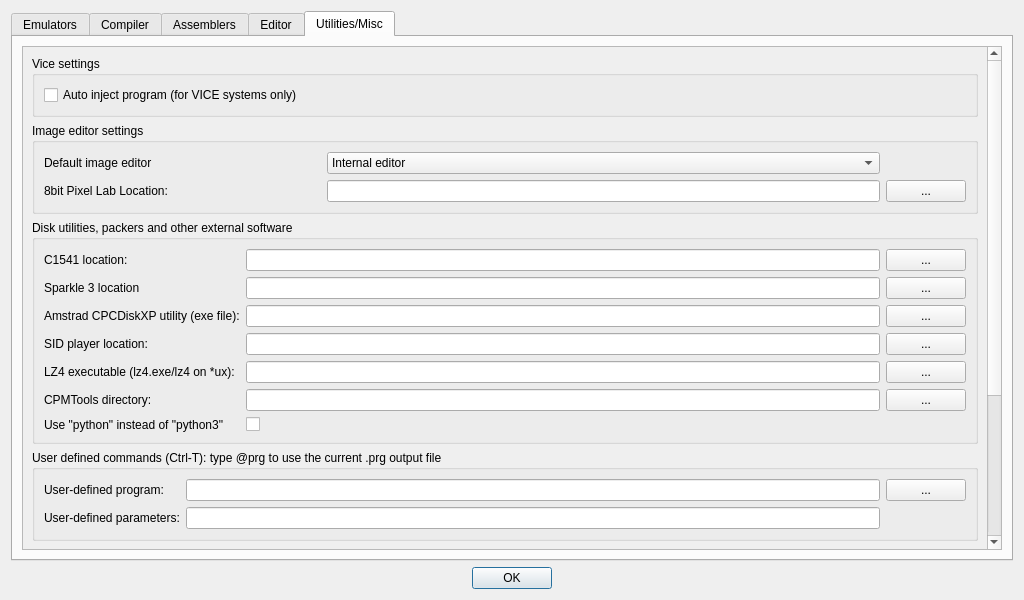
Qt form source/dialogtrsesettings.ui (leuat/TRSE) before a commit.
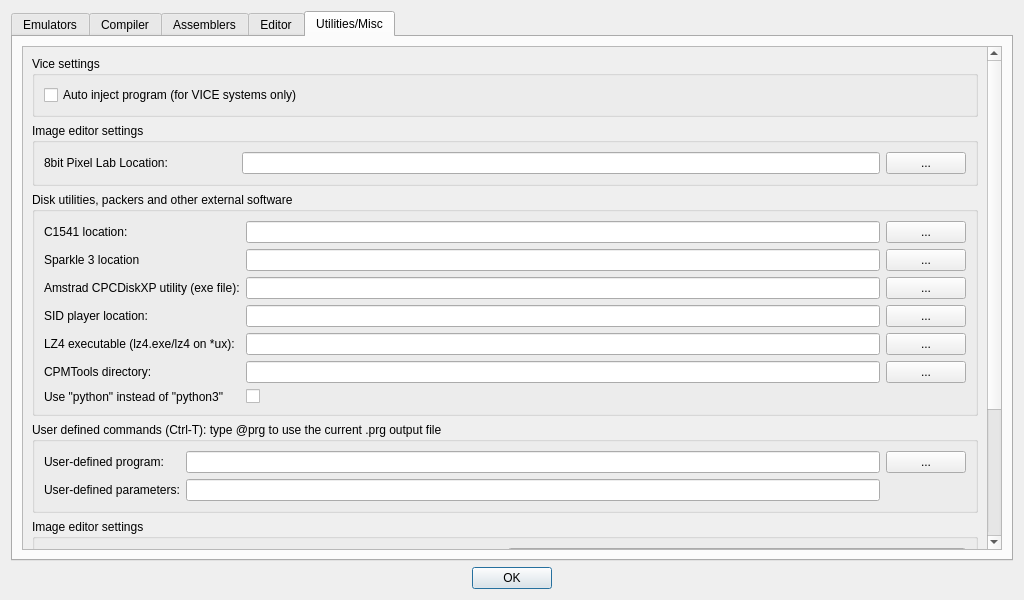
The same form after that commit. The open tabs and pages were chosen to show the change.

```diff
--- a/source/dialogtrsesettings.ui
+++ b/source/dialogtrsesettings.ui
@@ -2217,7 +2217,7 @@
               <x>0</x>
               <y>0</y>
               <width>949</width>
-              <height>1021</height>
+              <height>982</height>
              </rect>
             </property>
             <layout class="QGridLayout" name="gridLayout_30">
@@ -2316,45 +2316,24 @@
                <property name="title">
                 <string>Image editor settings</string>
                </property>
-               <layout class="QGridLayout" name="gridLayout_41" columnstretch="1,2,0">
-                <item row="0" column="0">
-                 <widget class="QLabel" name="label_30">
-                  <property name="text">
-                   <string>Default image editor</string>
-                  </property>
-                 </widget>
-                </item>
-                <item row="1" column="0">
-                 <widget class="QLabel" name="label_31">
-                  <property name="text">
-                   <string>8bit Pixel Lab Location:</string>
-                  </property>
-                 </widget>
-                </item>
-                <item row="0" column="1">
-                 <widget class="QComboBox" name="cmbImageEditor">
-                  <item>
-                   <property name="text">
-                    <string>Internal editor</string>
-                   </property>
-                  </item>
-                  <item>
-                   <property name="text">
-                    <string>8bit Pixel Lab</string>
-                   </property>
-                  </item>
-                 </widget>
-                </item>
-                <item row="1" column="2">
+               <layout class="QGridLayout" name="gridLayout_41" columnstretch="3,10,1">
+                <item row="0" column="2">
                  <widget class="QPushButton" name="btn8bplLoc">
                   <property name="text">
                    <string>...</string>
                   </property>
                  </widget>
                 </item>
-                <item row="1" column="1">
+                <item row="0" column="1">
                  <widget class="QLineEdit" name="le8bplLoc"/>
                 </item>
+                <item row="0" column="0">
+                 <widget class="QLabel" name="label_31">
+                  <property name="text">
+                   <string>8bit Pixel Lab Location:</string>
+                  </property>
+                 </widget>
+                </item>
                </layout>
               </widget>
              </item>
```
